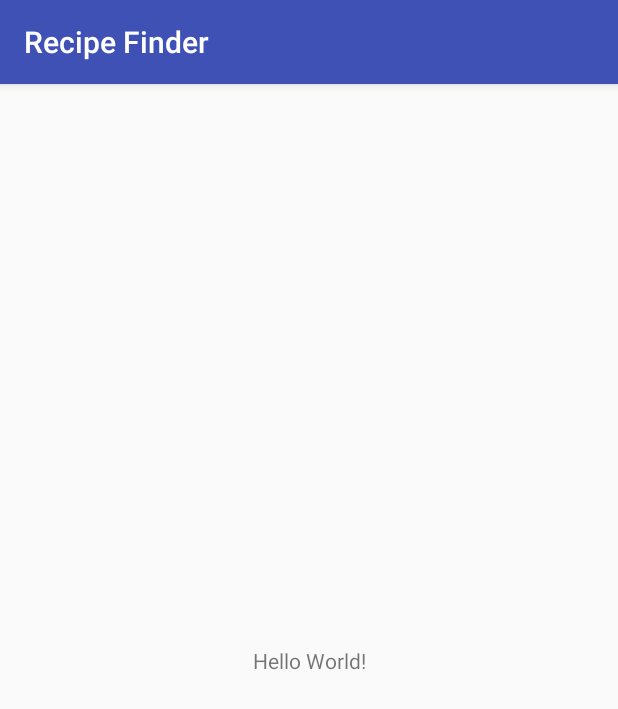
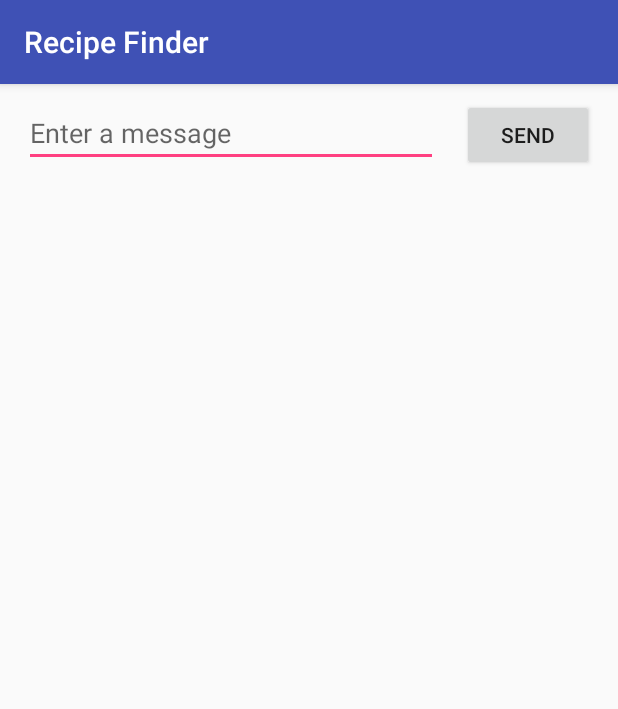
Before and after one commit to rkmoon/RecipeFinder, an Android app: the screen it shows after launch (MainActivity), on a phone screen of 412 x 824 dp. Shown: the top 709 px of the screen. Run offline under Robolectric (Android 15) with nearby library versions, the phone set to English and light mode, and no system bars.

Commit message:
sending message

```diff
--- a/app/src/main/AndroidManifest.xml
+++ b/app/src/main/AndroidManifest.xml
@@ -16,6 +16,10 @@
                 <category android:name="android.intent.category.LAUNCHER" />
             </intent-filter>
         </activity>
+        <activity android:name=".DisplayMessageActivity"
+                  android:parentActivityName=".MainActivity">
+
+        </activity>
     </application>
 
 </manifest>
--- a/app/src/main/res/layout/activity_main.xml
+++ b/app/src/main/res/layout/activity_main.xml
@@ -6,13 +6,28 @@
     android:layout_height="match_parent"
     tools:context="com.example.ryan.recipefinder.MainActivity">
 
-    <TextView
+    <EditText
+        android:id="@+id/editText"
+        android:layout_width="0dp"
+        android:layout_height="wrap_content"
+        android:layout_marginTop="10dp"
+        android:ems="10"
+        android:hint="@string/edit_message"
+        android:inputType="textPersonName"
+        app:layout_constraintLeft_toLeftOf="parent"
+        app:layout_constraintTop_toTopOf="parent"
+        app:layout_constraintRight_toLeftOf="@+id/button"
+        android:layout_marginLeft="16dp" />
+
+    <Button
+        android:id="@+id/button"
         android:layout_width="wrap_content"
         android:layout_height="wrap_content"
-        android:text="Hello World!"
-        app:layout_constraintBottom_toBottomOf="parent"
-        app:layout_constraintLeft_toLeftOf="parent"
-        app:layout_constraintRight_toRightOf="parent"
-        app:layout_constraintTop_toTopOf="parent" />
-
+        android:layout_marginLeft="16dp"
+        android:layout_marginRight="16dp"
+        android:onClick="sendMessage"
+        android:text="@string/button_send"
+        app:layout_constraintBaseline_toBaselineOf="@+id/editText"
+        app:layout_constraintLeft_toRightOf="@+id/editText"
+        app:layout_constraintRight_toRightOf="parent" />
 </android.support.constraint.ConstraintLayout>
--- a/app/src/main/res/values/strings.xml
+++ b/app/src/main/res/values/strings.xml
@@ -1,3 +1,5 @@
 <resources>
     <string name="app_name">Recipe Finder</string>
+    <string name="edit_message">Enter a message</string>
+    <string name="button_send">Send</string>
 </resources>
```
Also changed, not shown: app/src/main/java/com/example/ryan/recipefinder/DisplayMessageActivity.java (added, +21 -0 lines), app/src/main/java/com/example/ryan/recipefinder/MainActivity.java (+12 -1 lines), app/src/main/res/layout/activity_display_message.xml (added, +18 -0 lines).
